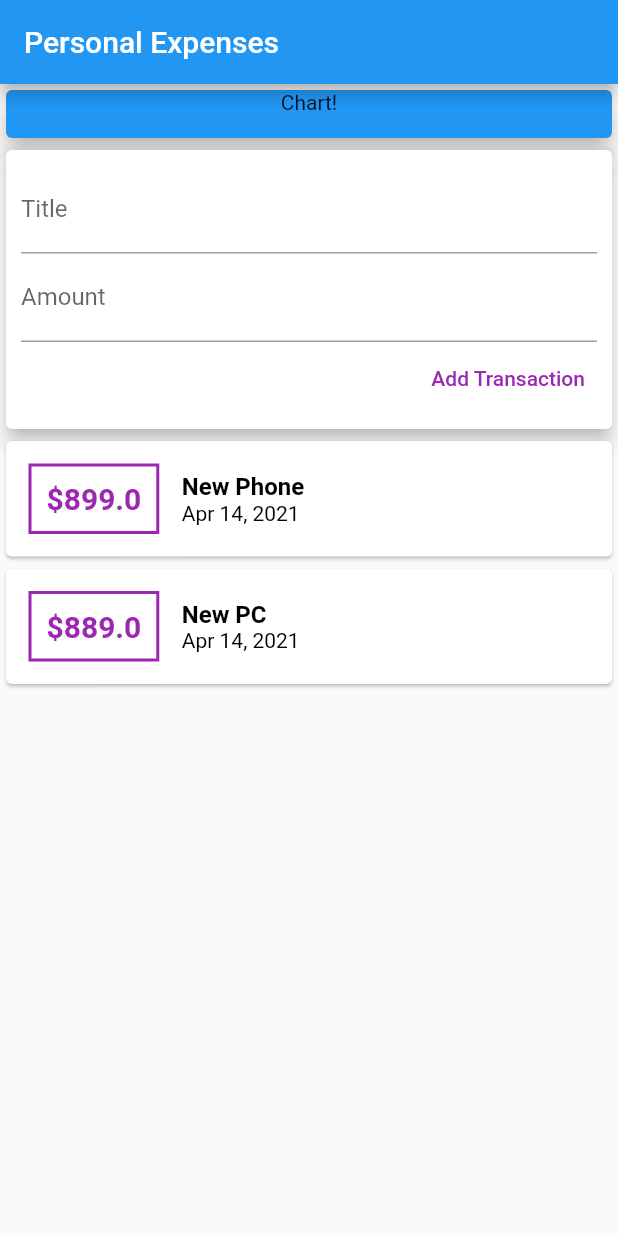
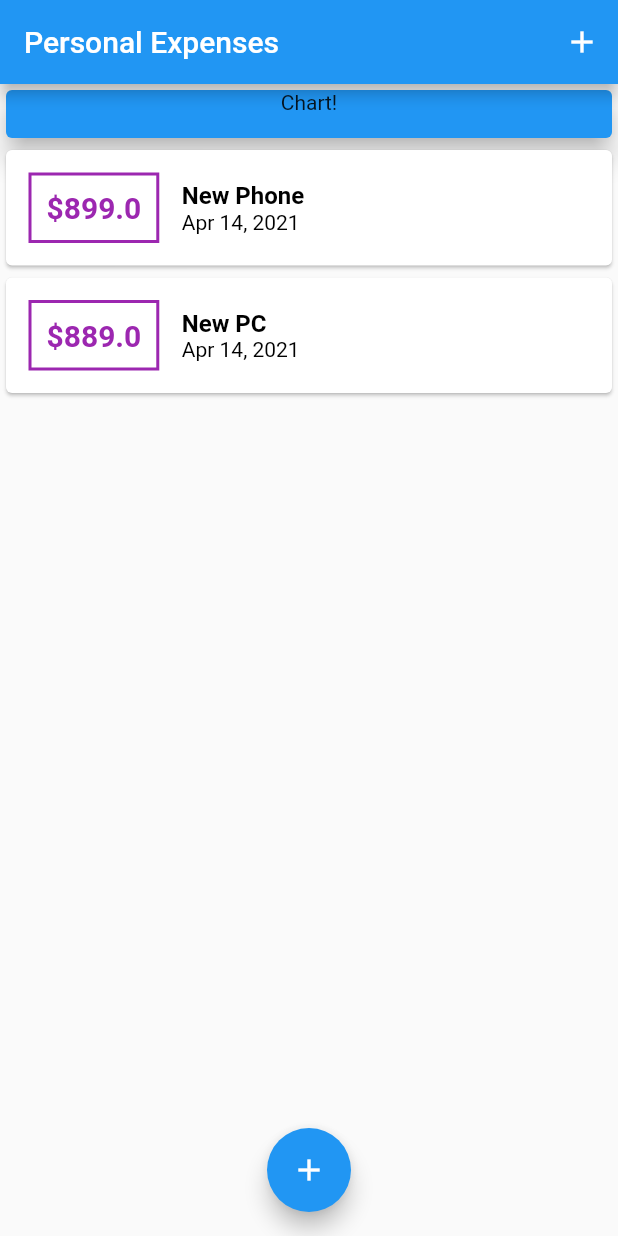
Before and after one commit to tanim913/personal_expenses_app, a Flutter app: the screen it shows after launch, on a phone screen of 412 x 824 dp. Run offline on Flutter 3.47's test engine with Material 2 defaults, Android fonts, the phone set to English and light mode, and no system bars.

Commit message:
required changes

```diff
--- a/lib/main.dart
+++ b/lib/main.dart
@@ -1,5 +1,8 @@
 import 'package:flutter/material.dart';
-import './widgets/user_transaction.dart';
+import 'package:personal_expenses_app/widgets/transaction_list.dart';
+import './widgets/new_transaction.dart';
+import './widgets/transaction_list.dart';
+import './models/transaction.dart';
 
 void main() => runApp(MyApp());
 
@@ -13,15 +16,55 @@
   }
 }
 
-class MyHomePage extends StatelessWidget {
+class MyHomePage extends StatefulWidget {
+  @override
+  _MyHomePageState createState() => _MyHomePageState();
+}
+
+class _MyHomePageState extends State<MyHomePage> {
+  final List<Transaction> _userTransaction = [
+    Transaction(
+        title: 'New Phone', id: 'T1', amount: 899.00, date: DateTime.now()),
+    Transaction(title: 'New PC', id: 'T2', amount: 889.0, date: DateTime.now()),
+  ];
+
+  void _addNewTransaction(String txTitle, double txAmount) {
+    final newTx = Transaction(
+        id: DateTime.utc(2021).toString(),
+        amount: txAmount,
+        date: DateTime.now(),
+        title: txTitle);
+
+    setState(() {
+      _userTransaction.add(newTx);
+    });
+  }
+
+  void _startAddNewTransaction(BuildContext ctx) {
+    showModalBottomSheet(
+        context: ctx,
+        builder: (_) {
+          return GestureDetector(
+            onTap: () {},
+            child: NewTransaction(_addNewTransaction),
+            behavior: HitTestBehavior.opaque,
+          );
+        });
+  }
+
   @override
   Widget build(BuildContext context) {
     return Scaffold(
       appBar: AppBar(
         title: Text('Personal Expenses'),
+        actions: [
+          IconButton(
+              icon: Icon(Icons.add),
+              onPressed: () => _startAddNewTransaction(context))
+        ],
       ),
       body: SingleChildScrollView(
-              child: Column(
+        child: Column(
           //mainAxisAlignment: MainAxisAlignment.center,
           crossAxisAlignment: CrossAxisAlignment.stretch,
           children: [
@@ -36,9 +79,14 @@
                 elevation: 7,
               ),
             ),
-            UserTransaction(),
+            TransactionList(_userTransaction),
           ],
         ),
+      ),
+      floatingActionButtonLocation: FloatingActionButtonLocation.centerFloat,
+      floatingActionButton: FloatingActionButton(
+        child: Icon(Icons.add),
+        onPressed: () => _startAddNewTransaction(context),
       ),
     );
   }
--- a/lib/widgets/transaction_list.dart
+++ b/lib/widgets/transaction_list.dart
@@ -10,9 +10,8 @@
   Widget build(BuildContext context) {
     return Container(
       height: 300,
-      child: SingleChildScrollView(
-              child: Column(
-            children: transactions.map((tx) {
+      child: ListView.builder(
+        itemBuilder: (contx, index) {
           return Card(
             color: Colors.white,
             child: Row(
@@ -23,7 +22,7 @@
                         border: Border.all(color: Colors.purple, width: 2)),
                     padding: EdgeInsets.all(10),
                     child: Text(
-                      '\$${tx.amount}',
+                      '\$${transactions[index].amount}',
                       style: TextStyle(
                           fontWeight: FontWeight.bold,
                           fontSize: 20,
@@ -33,14 +32,14 @@
                   crossAxisAlignment: CrossAxisAlignment.start,
                   children: [
                     Text(
-                      tx.title,
+                      transactions[index].title,
                       style: TextStyle(
                           fontSize: 16,
                           fontWeight: FontWeight.bold,
                           color: Colors.black),
                     ),
                     Text(
-                      DateFormat.yMMMd().format(tx.date),
+                      DateFormat.yMMMd().format(transactions[index].date),
                       style: TextStyle(color: Colors.black),
                     ),
                   ],
@@ -48,7 +47,8 @@
               ],
             ),
           );
-        }).toList()),
+        },
+        itemCount: transactions.length,
       ),
     );
   }
--- a/lib/widgets/user_transaction.dart
+++ /dev/null
@@ -1,39 +0,0 @@
-import 'package:flutter/material.dart';
-import './new_transaction.dart';
-import './transaction_list.dart';
-import '../models/transaction.dart';
-
-class UserTransaction extends StatefulWidget {
-  @override
-  _UserTransactionState createState() => _UserTransactionState();
-}
-
-class _UserTransactionState extends State<UserTransaction> {
-  final List<Transaction> _userTransaction = [
-    Transaction(
-        title: 'New Phone', id: 'T1', amount: 899.00, date: DateTime.now()),
-    Transaction(title: 'New PC', id: 'T2', amount: 889.0, date: DateTime.now()),
-  ];
-
-  void _addNewTransaction(String txTitle, double txAmount) {
-    final newTx = Transaction(
-        id: DateTime.utc(2021).toString(),
-        amount: txAmount,
-        date: DateTime.now(),
-        title: txTitle);
-
-    setState(() {
-      _userTransaction.add(newTx);
-    });
-  }
-
-  @override
-  Widget build(BuildContext context) {
-    return Column(
-      children: [
-        NewTransaction(_addNewTransaction),
-        TransactionList(_userTransaction),
-      ],
-    );
-  }
-}
```
